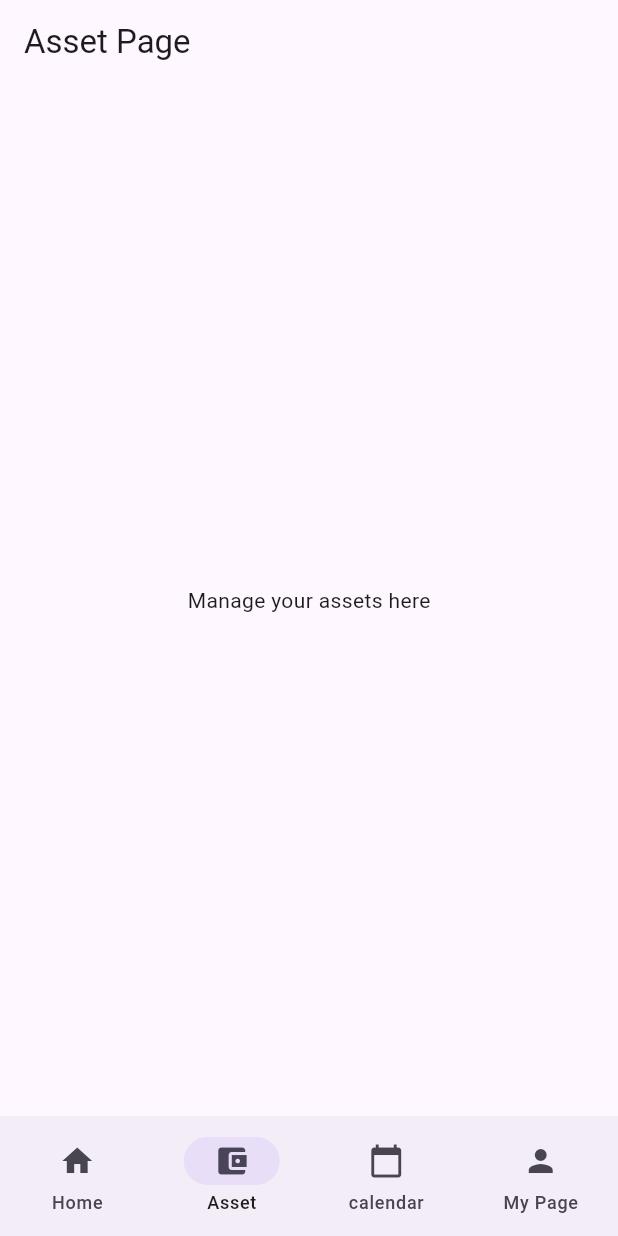
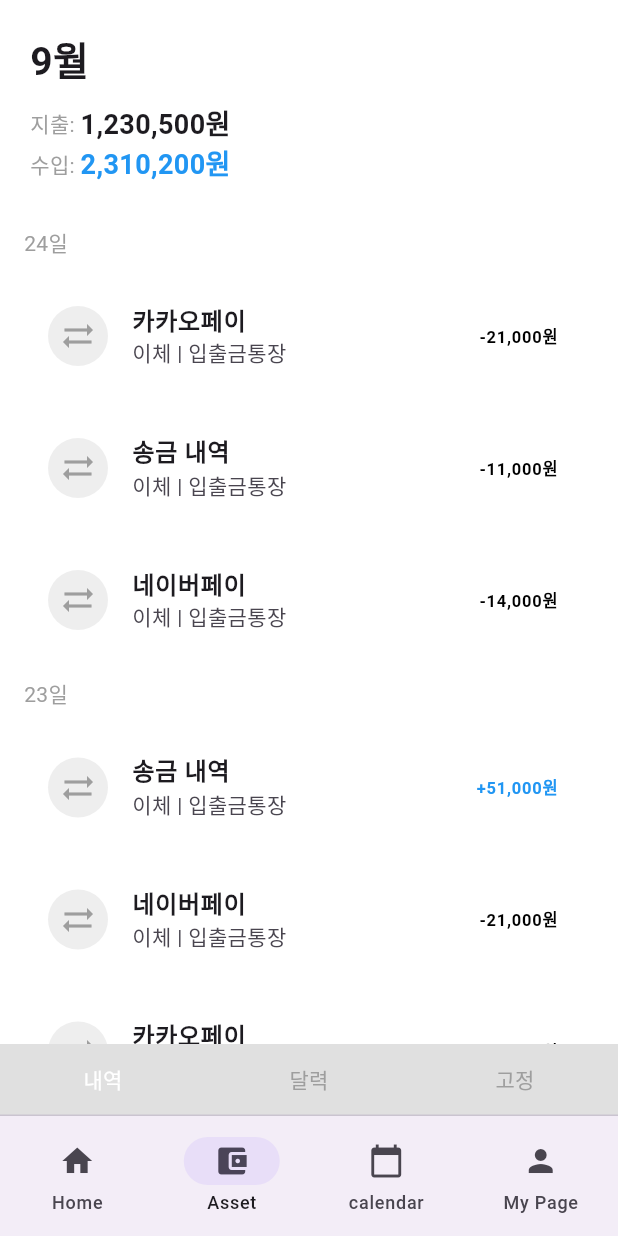
Before and after one commit to Team-course/account-book, a Flutter app: the screen it shows after launch, item 2 of the bottom bar chosen, on a phone screen of 412 x 824 dp. Run offline on Flutter 3.47's test engine with Material 3 defaults, Android fonts, the phone set to English and light mode, and no system bars; our stand-ins replace get.

```diff
--- a/lib/asset_page.dart
+++ b/lib/asset_page.dart
@@ -1,11 +1,162 @@
 import 'package:flutter/material.dart';
 
-class AssetPage extends StatelessWidget {
+class AssetPage extends StatefulWidget {
+  const AssetPage({super.key});
+
+  @override
+  State<AssetPage> createState() => _AssetPageState();
+}
+
+class _AssetPageState extends State<AssetPage> with TickerProviderStateMixin {
+  late TabController _tabController;
+
+  final List<Map<String, String>> transactions = [
+    {'date': '24일', 'title': '카카오페이', 'amount': '-21,000원'},
+    {'date': '24일', 'title': '송금 내역', 'amount': '-11,000원'},
+    {'date': '24일', 'title': '네이버페이', 'amount': '-14,000원'},
+    {'date': '23일', 'title': '송금 내역', 'amount': '+51,000원'},
+    {'date': '23일', 'title': '네이버페이', 'amount': '-21,000원'},
+    {'date': '23일', 'title': '카카오페이', 'amount': '-34,000원'},
+  ];
+
+  @override
+  void initState() {
+    super.initState();
+    _tabController = TabController(length: 3, vsync: this);
+  }
+
+  @override
+  void dispose() {
+    _tabController.dispose();
+    super.dispose();
+  }
+
   @override
   Widget build(BuildContext context) {
     return Scaffold(
-      appBar: AppBar(title: Text("Asset Page")),
-      body: Center(child: Text("Manage your assets here")),
+      backgroundColor: Colors.white,
+      body: SafeArea(
+        child: Column(
+          children: [
+            Expanded(
+              child: TabBarView(
+                controller: _tabController,
+                children: [
+                  _buildContentTab(context, '9월', '1,230,500원', '2,310,200원', true), // 내역 탭 - ListView 포함
+                  _buildContentTab(context, '9월', '1,230,500원', '2,310,200원', false), // 달력 탭 - ListView 제거
+                  _buildContentTab(context, '9월', '1,230,500원', '2,310,200원', false), // 고정 탭 - ListView 제거
+                ],
+              ),
+            ),
+            Container(
+              child: TabBar(
+                controller: _tabController,
+                labelColor: Colors.white,
+                unselectedLabelColor: Colors.grey,
+                indicatorColor: Colors.transparent,
+                tabs: [
+                  Tab(text: '내역'),
+                  Tab(text: '달력'),
+                  Tab(text: '고정'),
+                ],
+              ),
+              color: Colors.grey[300],
+            ),
+          ],
+        ),
+      ),
+    );
+  }
+
+  // Modify the function to include a 'showTransactions' parameter
+  Widget _buildContentTab(BuildContext context, String month, String expense, String income, bool showTransactions) {
+    return Column(
+      children: [
+        Container(
+          padding: EdgeInsets.all(20),
+          color: Colors.white,
+          child: Column(
+            crossAxisAlignment: CrossAxisAlignment.start,
+            children: [
+              Text(
+                month,
+                style: TextStyle(fontSize: 26, fontWeight: FontWeight.bold),
+              ),
+              SizedBox(height: 10),
+              Row(
+                children: [
+                  Text('지출: ', style: TextStyle(fontSize: 14, color: Colors.grey)),
+                  Text(expense, style: TextStyle(fontSize: 18, fontWeight: FontWeight.bold)),
+                ],
+              ),
+              Row(
+                children: [
+                  Text('수입: ', style: TextStyle(fontSize: 14, color: Colors.grey)),
+                  Text(income, style: TextStyle(fontSize: 18, color: Colors.blue, fontWeight: FontWeight.bold)),
+                ],
+              ),
+            ],
+          ),
+        ),
+        // Show ListView only if showTransactions is true
+        if (showTransactions)
+          Expanded(
+            child: ListView.builder(
+              itemCount: transactions.length,
+              itemBuilder: (context, index) {
+                final currentTransaction = transactions[index];
+                final previousTransaction = index > 0 ? transactions[index - 1] : null;
+
+                // 날짜가 이전과 다를 때만 날짜를 출력
+                final showDate = previousTransaction == null || currentTransaction['date'] != previousTransaction['date'];
+
+                return Column(
+                  crossAxisAlignment: CrossAxisAlignment.start,
+                  children: [
+                    if (showDate)
+                      Padding(
+                        padding: const EdgeInsets.symmetric(horizontal: 16.0, vertical: 8.0),
+                        child: Text(
+                          currentTransaction['date']!,
+                          style: TextStyle(color: Colors.grey),
+                        ),
+                      ),
+                    _buildTransactionItem(
+                      context,
+                      currentTransaction['title']!,
+                      currentTransaction['amount']!,
+                    ),
+                  ],
+                );
+              },
+            ),
+          ),
+      ],
+    );
+  }
+
+  // 개별 거래 내역 항목 UI
+  Widget _buildTransactionItem(BuildContext context, String title, String amount) {
+    return Padding(
+      padding: const EdgeInsets.symmetric(vertical: 8.0, horizontal: 16.0),
+      child: ListTile(
+        leading: CircleAvatar(
+          backgroundColor: Colors.grey[200],
+          child: Icon(Icons.sync_alt, color: Colors.grey),
+        ),
+        title: Text(
+          title,
+          style: TextStyle(fontWeight: FontWeight.bold),
+        ),
+        subtitle: Text('이체 | 입출금통장'),
+        trailing: Text(
+          amount,
+          style: TextStyle(
+            fontWeight: FontWeight.bold,
+            color: amount.startsWith('-') ? Colors.black : Colors.blue,
+          ),
+        ),
+      ),
     );
   }
 }
```
